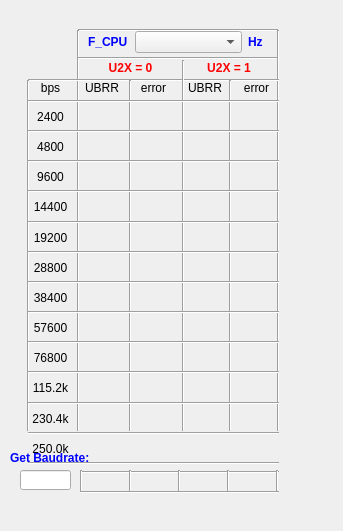
Old version of the form ubrr_calculator.ui in the repository Patrix354/PK_AVR_Calculator.
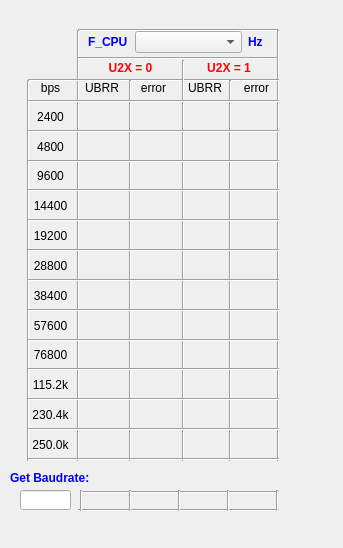
New version of the form.

Commit message:
Added Gamma Corection calculator
Added Gamma Corection calculator

What changed in the file:
```diff
--- a/ubrr_calculator.ui
+++ b/ubrr_calculator.ui
@@ -7,7 +7,7 @@
     <x>0</x>
     <y>0</y>
     <width>343</width>
-    <height>531</height>
+    <height>548</height>
    </rect>
   </property>
   <property name="windowTitle">
@@ -38,7 +38,7 @@
      <x>68</x>
      <y>30</y>
      <width>20</width>
-     <height>401</height>
+     <height>431</height>
     </rect>
    </property>
    <property name="orientation">
@@ -64,7 +64,7 @@
      <x>268</x>
      <y>30</y>
      <width>20</width>
-     <height>401</height>
+     <height>431</height>
     </rect>
    </property>
    <property name="frameShadow">
@@ -93,7 +93,7 @@
      <x>88</x>
      <y>60</y>
      <width>191</width>
-     <height>371</height>
+     <height>401</height>
     </rect>
    </property>
    <property name="orientation">
@@ -106,7 +106,7 @@
      <x>18</x>
      <y>80</y>
      <width>21</width>
-     <height>351</height>
+     <height>381</height>
     </rect>
    </property>
    <property name="orientation">
@@ -119,7 +119,7 @@
      <x>80</x>
      <y>80</y>
      <width>101</width>
-     <height>351</height>
+     <height>381</height>
     </rect>
    </property>
    <property name="orientation">
@@ -132,7 +132,7 @@
      <x>180</x>
      <y>80</y>
      <width>101</width>
-     <height>351</height>
+     <height>381</height>
     </rect>
    </property>
    <property name="orientation">
@@ -300,7 +300,7 @@
      <x>28</x>
      <y>100</y>
      <width>251</width>
-     <height>365</height>
+     <height>361</height>
     </rect>
    </property>
    <layout class="QVBoxLayout" name="verticalLayout">
@@ -1049,7 +1049,7 @@
    <property name="geometry">
     <rect>
      <x>10</x>
-     <y>450</y>
+     <y>470</y>
      <width>91</width>
      <height>16</height>
     </rect>
@@ -1078,10 +1078,10 @@
   <widget class="Line" name="line_30">
    <property name="geometry">
     <rect>
-     <x>80</x>
-     <y>470</y>
-     <width>199</width>
-     <height>5</height>
+     <x>78</x>
+     <y>500</y>
+     <width>201</width>
+     <height>20</height>
     </rect>
    </property>
    <property name="orientation">
@@ -1092,7 +1092,7 @@
    <property name="geometry">
     <rect>
      <x>20</x>
-     <y>470</y>
+     <y>490</y>
      <width>51</width>
      <height>20</height>
     </rect>
@@ -1111,7 +1111,7 @@
    <property name="geometry">
     <rect>
      <x>83</x>
-     <y>470</y>
+     <y>490</y>
      <width>51</width>
      <height>20</height>
     </rect>
@@ -1130,7 +1130,7 @@
    <property name="geometry">
     <rect>
      <x>130</x>
-     <y>470</y>
+     <y>490</y>
      <width>51</width>
      <height>20</height>
     </rect>
@@ -1149,7 +1149,7 @@
    <property name="geometry">
     <rect>
      <x>180</x>
-     <y>470</y>
+     <y>490</y>
      <width>51</width>
      <height>20</height>
     </rect>
@@ -1168,7 +1168,7 @@
    <property name="geometry">
     <rect>
      <x>230</x>
-     <y>470</y>
+     <y>490</y>
      <width>51</width>
      <height>20</height>
     </rect>
@@ -1187,7 +1187,7 @@
    <property name="geometry">
     <rect>
      <x>40</x>
-     <y>470</y>
+     <y>490</y>
      <width>281</width>
      <height>21</height>
     </rect>
```
The commit also changes 14 other files.
